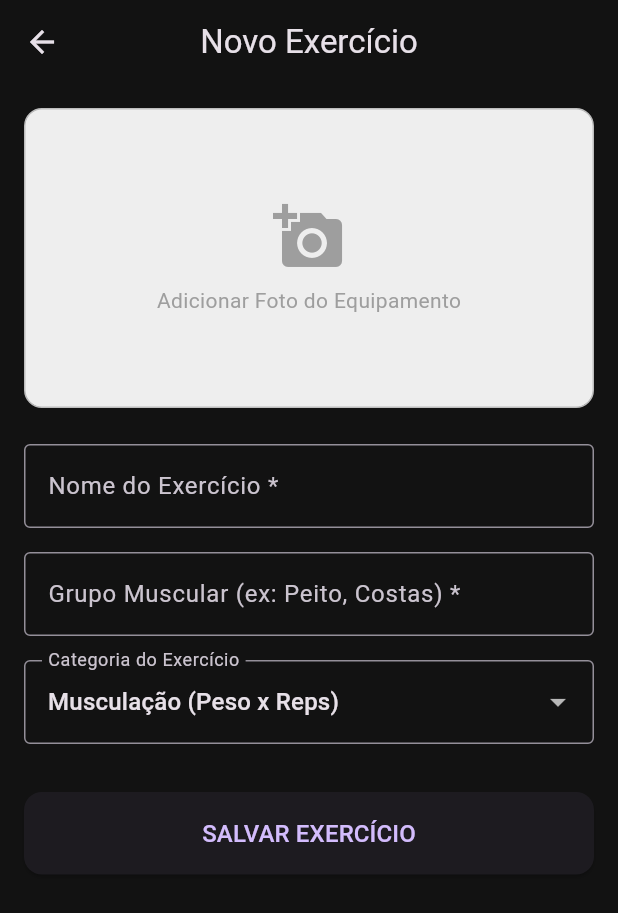
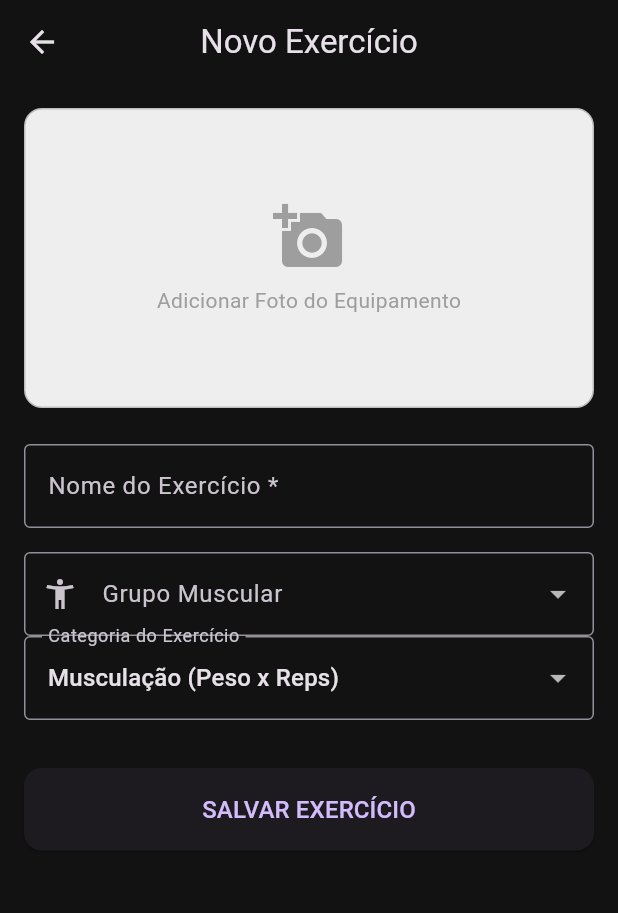
Before and after one commit to ArthurA10/trabalho_constas_academia, a Flutter app: the screen it shows after launch, item 3 of the bottom bar chosen, after a tap on "Novo Exercício", on a phone screen of 412 x 824 dp. Shown: the top 913 px of the screen. Run offline on Flutter 3.47's test engine with Material 3 defaults, Android fonts, the phone set to English and light mode, and no system bars; our stand-ins replace fl_chart, flutter_local_notifications, flutter_riverpod, image_picker, shared_preferences, sqflite and 1 more; accounts and stored records are empty.

Commit message:
Adição de exercícios, filtro e remoções
Adicionei mais alguns exercícios, padronizei os grupos musculares e adicionei um filtro onde os exercícios são filtrados por grupo muscular, removi a categoria de exercício de peso corporal, pois não fazia sentido no aplicativo.

```diff
--- a/diario_academia/lib/data/database_helper.dart
+++ b/diario_academia/lib/data/database_helper.dart
@@ -117,13 +117,13 @@ class DatabaseHelper {
       },
       {
         'name': 'Agachamento Livre',
-        'muscleGroup': 'Pernas',
+        'muscleGroup': 'Quadríceps',
         'imagePath': 'assets/gifs/agachamento_livre.gif',
         'isActive': 1,
       },
       {
         'name': 'Levantamento Terra',
-        'muscleGroup': 'Costas',
+        'muscleGroup': 'Quadríceps',
         'imagePath': 'assets/gifs/terra.gif',
         'isActive': 1,
       },
@@ -159,13 +159,13 @@ class DatabaseHelper {
       },
       {
         'name': 'Mesa Flexora',
-        'muscleGroup': 'Posterior de Coxa',
+        'muscleGroup': 'Posterior',
         'imagePath': 'assets/gifs/flexora.gif',
         'isActive': 1,
       },
       {
         'name': 'Stiff',
-        'muscleGroup': 'Posterior de Coxa',
+        'muscleGroup': 'Posterior',
         'imagePath': 'assets/gifs/stiff.gif',
         'isActive': 1,
       },
@@ -195,14 +195,32 @@ class DatabaseHelper {
       },
       {
         'name': 'Elevação Lateral com Halteres',
-        'muscleGroup': 'Ombro',
+        'muscleGroup': 'Ombros',
         'imagePath': 'assets/gifs/elevacao_lateral.gif',
         'isActive': 1,
       },
       {
         'name': 'Desenvolvimento Ombro Máquina',
-        'muscleGroup': 'Ombro',
+        'muscleGroup': 'Ombros',
         'imagePath': 'assets/gifs/desenvolvimento_ombro.gif',
+        'isActive': 1,
+      },
+      {
+        'name': 'Abdominal Supra',
+        'muscleGroup': 'Abdômen',
+        'imagePath': 'assets/gifs/abdominal_supra.gif',
+        'isActive': 1,
+      },
+      {
+        'name': 'Elevação Pélvica',
+        'muscleGroup': 'Glúteos',
+        'imagePath': 'assets/gifs/elevacao_pelvica.gif',
+        'isActive': 1,
+      },
+      {
+        'name': 'Extensão de Punho',
+        'muscleGroup': 'Antebraço',
+        'imagePath': 'assets/gifs/extensao_punho.gif',
         'isActive': 1,
       },
     ];
--- a/diario_academia/lib/ui/exercises/create_exercise_screen.dart
+++ b/diario_academia/lib/ui/exercises/create_exercise_screen.dart
@@ -1,9 +1,11 @@
 import 'dart:io';
+
 import 'package:flutter/material.dart';
 import 'package:flutter_riverpod/flutter_riverpod.dart';
 import 'package:image_picker/image_picker.dart';
 import 'package:path_provider/path_provider.dart';
 import 'package:path/path.dart' as path;
+
 import '../../data/models.dart';
 import '../../providers/app_providers.dart';
 import '../../data/database_helper.dart';
@@ -12,14 +14,34 @@ class CreateExerciseScreen extends ConsumerStatefulWidget {
   const CreateExerciseScreen({super.key});
 
   @override
-  ConsumerState<CreateExerciseScreen> createState() => _CreateExerciseScreenState();
+  ConsumerState<CreateExerciseScreen> createState() =>
+      _CreateExerciseScreenState();
 }
 
 class _CreateExerciseScreenState extends ConsumerState<CreateExerciseScreen> {
   String _selectedCategory = 'musculacao'; // Variável da categoria
   final _formKey = GlobalKey<FormState>();
   final _nameController = TextEditingController();
-  final _muscleGroupController = TextEditingController(); // O controlador do grupo muscular está aqui
+  final _muscleGroupController =
+      TextEditingController(); // O controlador do grupo muscular está aqui
+
+  String? _selectedMuscleGroup;
+
+  //Lista exata de categorias de grupo muscular
+  final List<String> _categorias = [
+    'Peito',
+    'Costas',
+    'Quadríceps',
+    'Posterior',
+    'Glúteos',
+    'Ombros',
+    'Bíceps',
+    'Tríceps',
+    'Panturrilha',
+    'Antebraço',
+    'Abdômen',
+    'Cardio',
+  ];
 
   File? _selectedImage;
   bool _isSaving = false;
@@ -38,7 +60,8 @@ class _CreateExerciseScreenState extends ConsumerState<CreateExerciseScreen> {
   Future<String?> _saveImagePermanently(File imageFile) async {
     try {
       final directory = await getApplicationDocumentsDirectory();
-      final fileName = '${DateTime.now().millisecondsSinceEpoch}_${path.basename(imageFile.path)}';
+      final fileName =
+          '${DateTime.now().millisecondsSinceEpoch}_${path.basename(imageFile.path)}';
       final savedImage = File('${directory.path}/$fileName');
 
       await imageFile.copy(savedImage.path);
@@ -61,7 +84,8 @@ class _CreateExerciseScreenState extends ConsumerState<CreateExerciseScreen> {
 
     final newExercise = Exercise(
       name: _nameController.text.trim(),
-      muscleGroup: _muscleGroupController.text.trim(), // Salvando o grupo muscular
+      muscleGroup: _muscleGroupController.text
+          .trim(), // Salvando o grupo muscular
       imagePath: permanentImagePath,
       isActive: 1,
       category: _selectedCategory, // ADICIONADO: Salvando a categoria (Musculação ou Cardio)
@@ -139,9 +163,16 @@ class _CreateExerciseScreenState extends ConsumerState<CreateExerciseScreen> {
                             : Column(
                                 mainAxisAlignment: MainAxisAlignment.center,
                                 children: const [
-                                  Icon(Icons.add_a_photo, size: 48, color: Colors.grey),
+                                  Icon(
+                                    Icons.add_a_photo,
+                                    size: 48,
+                                    color: Colors.grey,
+                                  ),
                                   SizedBox(height: 8),
-                                  Text('Adicionar Foto do Equipamento', style: TextStyle(color: Colors.grey)),
+                                  Text(
+                                    'Adicionar Foto do Equipamento',
+                                    style: TextStyle(color: Colors.grey),
+                                  ),
                                 ],
                               ),
                       ),
@@ -153,18 +184,36 @@ class _CreateExerciseScreenState extends ConsumerState<CreateExerciseScreen> {
                         labelText: 'Nome do Exercício *',
                         border: OutlineInputBorder(),
                       ),
-                      validator: (value) => value == null || value.isEmpty ? 'Campo obrigatório' : null,
+                      validator: (value) => value == null || value.isEmpty
+                          ? 'Campo obrigatório'
+                          : null,
                     ),
                     const SizedBox(height: 16),
-                    TextFormField(
-                      controller: _muscleGroupController, // Campo do grupo muscular
+                    DropdownButtonFormField<String>(
+                      value: _selectedMuscleGroup,
                       decoration: const InputDecoration(
-                        labelText: 'Grupo Muscular (ex: Peito, Costas) *',
+                        labelText: 'Grupo Muscular',
                         border: OutlineInputBorder(),
+                        prefixIcon: Icon(Icons.accessibility_new),
                       ),
-                      validator: (value) => value == null || value.isEmpty ? 'Campo obrigatório' : null,
+                      items: _categorias.map((String categoria) {
+                        return DropdownMenuItem<String>(
+                          value: categoria,
+                          child: Text(categoria),
+                        );
+                      }).toList(),
+                      onChanged: (String? newValue) {
+                        setState(() {
+                          _selectedMuscleGroup = newValue;
+                        });
+                      },
+                      validator: (value) {
+                        if (value == null || value.isEmpty) {
+                          return 'Campo obrigatório';
+                        }
+                        return null;
+                      },
                     ),
-                    const SizedBox(height: 16),
 
                     // ADICIONADO: Dropdown de Categoria
                     DropdownButtonFormField<String>(
@@ -174,9 +223,14 @@ class _CreateExerciseScreenState extends ConsumerState<CreateExerciseScreen> {
                         border: OutlineInputBorder(),
                       ),
                       items: const [
-                        DropdownMenuItem(value: 'musculacao', child: Text('Musculação (Peso x Reps)')),
-                        DropdownMenuItem(value: 'peso_corporal', child: Text('Peso Corporal (Bw x Reps)')),
-                        DropdownMenuItem(value: 'cardio', child: Text('Cardio (Distância x Tempo)')),
+                        DropdownMenuItem(
+                          value: 'musculacao',
+                          child: Text('Musculação (Peso x Reps)'),
+                        ),
+                        DropdownMenuItem(
+                          value: 'cardio',
+                          child: Text('Cardio (Distância x Tempo)'),
+                        ),
                       ],
                       onChanged: (String? newValue) {
                         if (newValue != null) {
@@ -190,8 +244,13 @@ class _CreateExerciseScreenState extends ConsumerState<CreateExerciseScreen> {
                     const SizedBox(height: 32),
                     ElevatedButton(
                       onPressed: _saveExercise,
-                      style: ElevatedButton.styleFrom(padding: const EdgeInsets.symmetric(vertical: 16)),
-                      child: const Text('SALVAR EXERCÍCIO', style: TextStyle(fontSize: 16)),
+                      style: ElevatedButton.styleFrom(
+                        padding: const EdgeInsets.symmetric(vertical: 16),
+                      ),
+                      child: const Text(
+                        'SALVAR EXERCÍCIO',
+                        style: TextStyle(fontSize: 16),
+                      ),
                     ),
                   ],
                 ),
```
Also changed, not shown: diario_academia/lib/providers/app_providers.dart (+13 -0 lines), diario_academia/lib/ui/routines/select_exercise_screen.dart (+55 -64 lines), diario_academia/assets/gifs/elevacao_pelvica.gif (added), diario_academia/assets/gifs/extensao_punho.gif (added).
